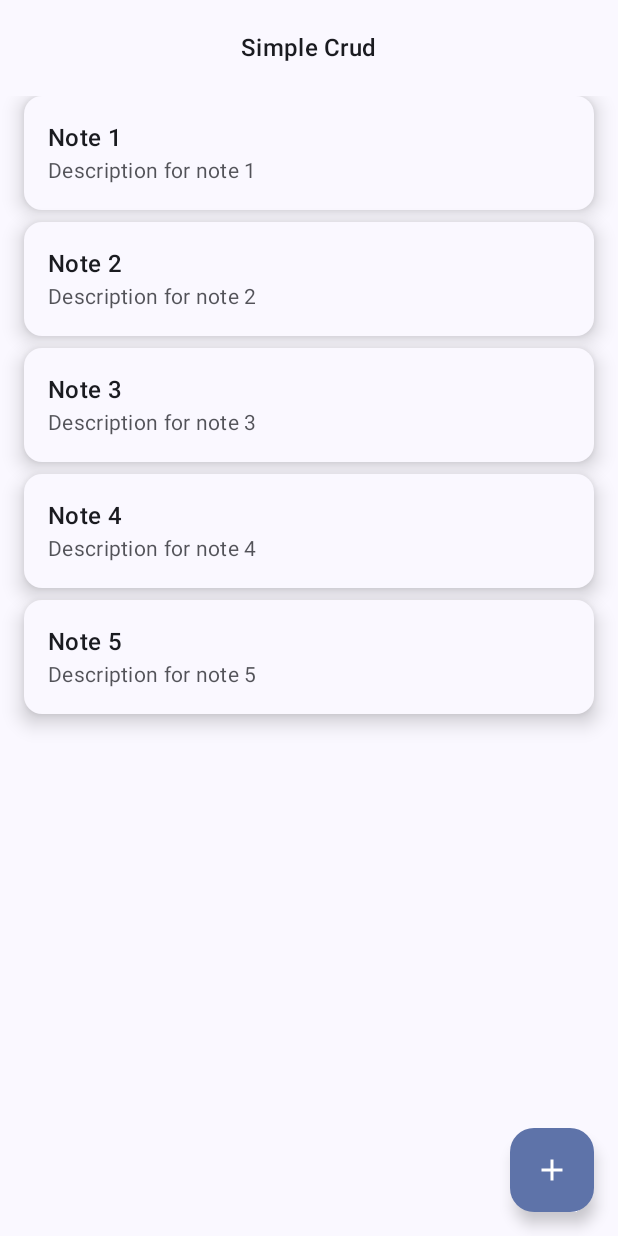
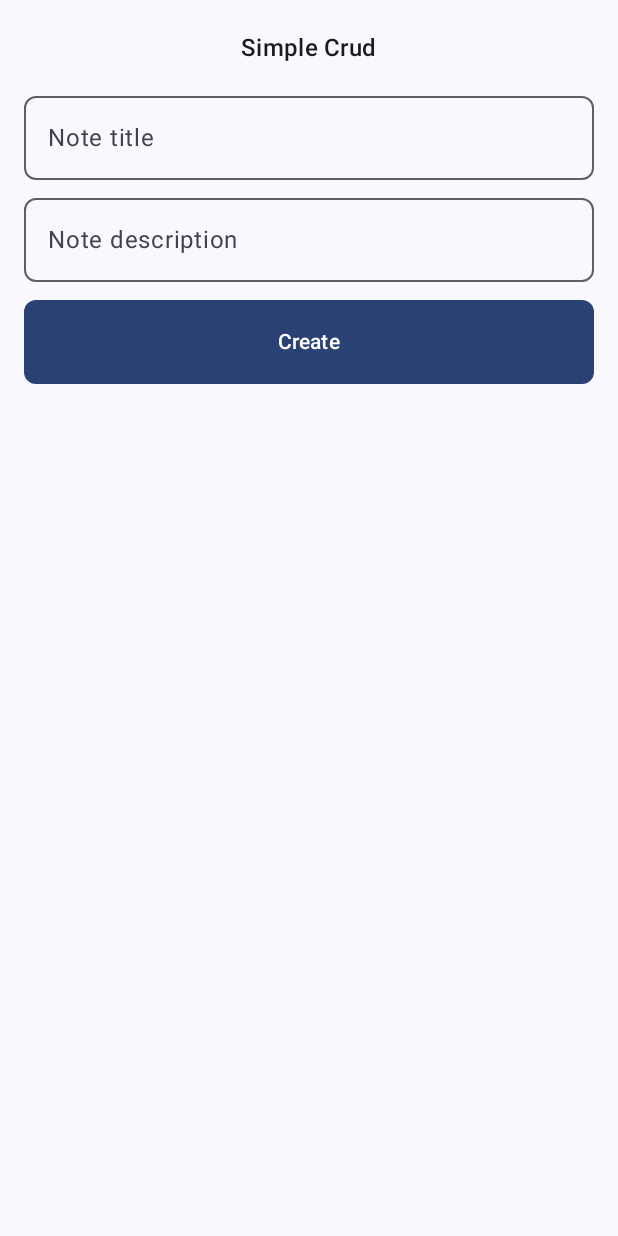
Before and after one commit to roblesdotdev/JetNotes, an Android app built with Jetpack Compose: the ListScreen screen opened through its navigation route, after a tap on "Add icon", on a phone screen of 412 x 824 dp. Run offline under Robolectric (Android 15) with nearby library versions, the phone set to English and light mode, and no system bars; our stand-ins replace Dagger/Hilt's generated code.

Commit message:
detail: presentation

```diff
--- a/app/src/main/java/com/roblesdotdev/jetnotes/home/data/repository/DefaultHomeRepository.kt
+++ b/app/src/main/java/com/roblesdotdev/jetnotes/home/data/repository/DefaultHomeRepository.kt
@@ -7,7 +7,7 @@ import kotlinx.coroutines.flow.flowOf
 
 class DefaultHomeRepository : HomeRepository {
     private val mockNotes = (1..5).map {
-        Note(title = "Note $it", description = "Description for note $it")
+        Note(id = "$it", title = "Note $it", description = "Description for note $it")
     }.toMutableList()
 
     override fun getAllNotes(): Flow<List<Note>> {
--- a/app/src/main/java/com/roblesdotdev/jetnotes/home/domain/models/Note.kt
+++ b/app/src/main/java/com/roblesdotdev/jetnotes/home/domain/models/Note.kt
@@ -1,6 +1,7 @@
 package com.roblesdotdev.jetnotes.home.domain.models
 
 data class Note(
+    val id: String,
     val title: String,
     val description: String
 )
--- a/app/src/main/java/com/roblesdotdev/jetnotes/home/presentation/list/components/EmptyListText.kt
+++ b/app/src/main/java/com/roblesdotdev/jetnotes/home/presentation/components/EmptyListText.kt
@@ -1,4 +1,4 @@
-package com.roblesdotdev.jetnotes.home.presentation.list.components
+package com.roblesdotdev.jetnotes.home.presentation.components
 
 import androidx.compose.foundation.clickable
 import androidx.compose.material3.Text
--- /dev/null
+++ b/app/src/main/java/com/roblesdotdev/jetnotes/home/presentation/components/NotesTopAppBar.kt
@@ -0,0 +1,16 @@
+package com.roblesdotdev.jetnotes.home.presentation.components
+
+import androidx.compose.material3.CenterAlignedTopAppBar
+import androidx.compose.material3.ExperimentalMaterial3Api
+import androidx.compose.material3.MaterialTheme
+import androidx.compose.material3.Text
+import androidx.compose.runtime.Composable
+import androidx.compose.ui.Modifier
+
+@OptIn(ExperimentalMaterial3Api::class)
+@Composable
+fun NotesTopAppBar(modifier: Modifier = Modifier) {
+    CenterAlignedTopAppBar(
+        title = { Text("Simple Crud", style = MaterialTheme.typography.titleMedium) },
+    )
+}
--- /dev/null
+++ b/app/src/main/java/com/roblesdotdev/jetnotes/home/presentation/detail/DetailScreen.kt
@@ -0,0 +1,85 @@
+package com.roblesdotdev.jetnotes.home.presentation.detail
+
+import androidx.compose.foundation.layout.Arrangement
+import androidx.compose.foundation.layout.Column
+import androidx.compose.foundation.layout.fillMaxWidth
+import androidx.compose.foundation.layout.height
+import androidx.compose.foundation.layout.padding
+import androidx.compose.foundation.shape.RoundedCornerShape
+import androidx.compose.material3.Button
+import androidx.compose.material3.MaterialTheme
+import androidx.compose.material3.OutlinedTextField
+import androidx.compose.material3.Scaffold
+import androidx.compose.material3.Text
+import androidx.compose.material3.TextButton
+import androidx.compose.runtime.Composable
+import androidx.compose.ui.Modifier
+import androidx.compose.ui.tooling.preview.Preview
+import androidx.compose.ui.unit.dp
+import androidx.hilt.navigation.compose.hiltViewModel
+import com.roblesdotdev.jetnotes.home.presentation.components.NotesTopAppBar
+import com.roblesdotdev.jetnotes.ui.theme.JetNotesTheme
+
+@Composable
+fun DetailScreen(
+    viewModel: DetailViewModel = hiltViewModel()
+) {
+    val state = viewModel.state
+
+    Scaffold(
+        topBar = {
+            NotesTopAppBar()
+        }
+    ) { innerPadding ->
+        Column(
+            modifier = Modifier
+                .padding(innerPadding)
+                .padding(horizontal = 16.dp),
+            verticalArrangement = Arrangement.spacedBy(12.dp)
+        ) {
+            OutlinedTextField(
+                modifier = Modifier.fillMaxWidth(),
+                placeholder = { Text("Note title") },
+                value = state.title,
+                onValueChange = { viewModel.onEvent(DetailEvent.OnChangeTitle(it)) },
+                shape = RoundedCornerShape(8.dp)
+            )
+            OutlinedTextField(
+                modifier = Modifier.fillMaxWidth(),
+                placeholder = { Text("Note description") },
+                value = state.description,
+                onValueChange = { viewModel.onEvent(DetailEvent.OnChangeDescription(it)) },
+                shape = RoundedCornerShape(8.dp)
+            )
+            Button(
+                onClick = { viewModel.onEvent(DetailEvent.OnSave) }, modifier = Modifier
+                    .fillMaxWidth()
+                    .height(56.dp),
+                shape = RoundedCornerShape(8.dp)
+            ) {
+                Text(if (state.id == null) "Create" else "Update")
+            }
+            if (state.id != null) {
+                TextButton(
+                    onClick = {},
+                    modifier = Modifier
+                        .fillMaxWidth()
+                        .height(56.dp)
+                ) {
+                    Text(
+                        text = "Delete",
+                        color = MaterialTheme.colorScheme.error
+                    )
+                }
+            }
+        }
+    }
+}
+
+@Preview(showBackground = true)
+@Composable
+private fun DetailScreenPreview() {
+    JetNotesTheme {
+        DetailScreen()
+    }
+}
--- /dev/null
+++ b/app/src/main/java/com/roblesdotdev/jetnotes/home/presentation/detail/DetailState.kt
@@ -0,0 +1,7 @@
+package com.roblesdotdev.jetnotes.home.presentation.detail
+
+data class DetailState(
+    val id: String? = null,
+    val title: String = "",
+    val description: String = ""
+)
--- /dev/null
+++ b/app/src/main/java/com/roblesdotdev/jetnotes/home/presentation/detail/DetailViewModel.kt
@@ -0,0 +1,44 @@
+package com.roblesdotdev.jetnotes.home.presentation.detail
+
+import androidx.compose.runtime.getValue
+import androidx.compose.runtime.mutableStateOf
+import androidx.compose.runtime.setValue
+import androidx.lifecycle.SavedStateHandle
+import androidx.lifecycle.ViewModel
+import androidx.navigation.toRoute
+import com.roblesdotdev.jetnotes.navigation.NavDestination
+import dagger.hilt.android.lifecycle.HiltViewModel
+import javax.inject.Inject
+
+@HiltViewModel
+class DetailViewModel @Inject constructor(
+    savedStateHandle: SavedStateHandle
+) : ViewModel() {
+    var state by mutableStateOf(DetailState())
+        private set
+
+    init {
+        val args = savedStateHandle.toRoute<NavDestination.Detail>()
+        state = state.copy(
+            id = args.id
+        )
+    }
+
+    fun onEvent(event: DetailEvent) {
+        when (event) {
+            is DetailEvent.OnChangeDescription -> {
+                state.copy(
+                    description = event.description
+                )
+            }
+
+            is DetailEvent.OnChangeTitle -> {
+                state.copy(
+                    title = event.title
+                )
+            }
+
+            DetailEvent.OnSave -> {}
+        }
+    }
+}
--- a/app/src/main/java/com/roblesdotdev/jetnotes/home/presentation/list/ListScreen.kt
+++ b/app/src/main/java/com/roblesdotdev/jetnotes/home/presentation/list/ListScreen.kt
@@ -1,5 +1,6 @@
 package com.roblesdotdev.jetnotes.home.presentation.list
 
+import androidx.compose.foundation.clickable
 import androidx.compose.foundation.layout.Arrangement
 import androidx.compose.foundation.layout.Column
 import androidx.compose.foundation.layout.PaddingValues
@@ -11,8 +12,6 @@ import androidx.compose.material.icons.Icons
 import androidx.compose.material.icons.filled.Add
 import androidx.compose.material3.Card
 import androidx.compose.material3.CardDefaults
-import androidx.compose.material3.CenterAlignedTopAppBar
-import androidx.compose.material3.ExperimentalMaterial3Api
 import androidx.compose.material3.FloatingActionButton
 import androidx.compose.material3.Icon
 import androidx.compose.material3.MaterialTheme
@@ -24,21 +23,21 @@ import androidx.compose.ui.text.style.TextOverflow
 import androidx.compose.ui.tooling.preview.Preview
 import androidx.compose.ui.unit.dp
 import androidx.hilt.navigation.compose.hiltViewModel
-import com.roblesdotdev.jetnotes.home.presentation.list.components.EmptyListText
+import com.roblesdotdev.jetnotes.home.presentation.components.EmptyListText
+import com.roblesdotdev.jetnotes.home.presentation.components.NotesTopAppBar
 import com.roblesdotdev.jetnotes.ui.theme.JetNotesTheme
 
-@OptIn(ExperimentalMaterial3Api::class)
 @Composable
-fun ListScreen(viewModel: ListViewModel = hiltViewModel(), onAddNote: () -> Unit) {
+fun ListScreen(viewModel: ListViewModel = hiltViewModel(), onNavigateToDetail: (String?) -> Unit) {
     val isEmpty = viewModel.state.notes.isEmpty()
     Scaffold(
         topBar = {
-            CenterAlignedTopAppBar(
-                title = { Text("Simple Crud", style = MaterialTheme.typography.titleMedium) },
-            )
+            NotesTopAppBar()
         },
         floatingActionButton = {
-            FloatingActionButton(onClick = onAddNote) {
+            FloatingActionButton(onClick = {
+                onNavigateToDetail(null)
+            }) {
                 Icon(imageVector = Icons.Default.Add, contentDescription = "Add icon")
             }
         }
@@ -52,12 +51,16 @@ fun ListScreen(viewModel: ListViewModel = hiltViewModel(), onAddNote: () -> Unit
         ) {
             if (isEmpty) {
                 item {
-                    EmptyListText(onClick = onAddNote)
+                    EmptyListText(onClick = {
+                        onNavigateToDetail(null)
+                    })
                 }
             }
             items(viewModel.state.notes) { note ->
                 Card(
-                    modifier = Modifier.fillMaxWidth(),
+                    modifier = Modifier.fillMaxWidth().clickable {
+                        onNavigateToDetail(note.id)
+                    },
                     colors = CardDefaults.cardColors(
                         containerColor = MaterialTheme.colorScheme.surface,
                     ),
@@ -87,6 +90,6 @@ fun ListScreen(viewModel: ListViewModel = hiltViewModel(), onAddNote: () -> Unit
 @Composable
 private fun ListScreenPreview() {
     JetNotesTheme {
-        ListScreen(onAddNote = {})
+        ListScreen(onNavigateToDetail = {})
     }
 }
--- a/app/src/main/java/com/roblesdotdev/jetnotes/navigation/DefaultNavHost.kt
+++ b/app/src/main/java/com/roblesdotdev/jetnotes/navigation/DefaultNavHost.kt
@@ -4,6 +4,8 @@ import androidx.compose.runtime.Composable
 import androidx.navigation.NavHostController
 import androidx.navigation.compose.NavHost
 import androidx.navigation.compose.composable
+import androidx.navigation.toRoute
+import com.roblesdotdev.jetnotes.home.presentation.detail.DetailScreen
 import com.roblesdotdev.jetnotes.home.presentation.list.ListScreen
 import com.roblesdotdev.jetnotes.onboarding.presentation.OnboardingScreen
 
@@ -23,9 +25,14 @@ fun DefaultNavHost(
         }
 
         composable<NavDestination.Home> {
-            ListScreen(onAddNote = {
-                // TODO: navigate to create note screen
+            ListScreen(onNavigateToDetail = { id ->
+                navController.navigate(NavDestination.Detail(id))
             })
+        }
+
+        composable<NavDestination.Detail> { backStackEntry ->
+            val detail = backStackEntry.toRoute<NavDestination.Detail>()
+            DetailScreen()
         }
     }
 }
--- a/app/src/main/java/com/roblesdotdev/jetnotes/navigation/NavDestination.kt
+++ b/app/src/main/java/com/roblesdotdev/jetnotes/navigation/NavDestination.kt
@@ -8,4 +8,7 @@ sealed class NavDestination {
 
     @Serializable
     object Home: NavDestination()
+
+    @Serializable
+    data class Detail(val id: String? = null) : NavDestination()
 }
```
Also changed, not shown: app/src/main/java/com/roblesdotdev/jetnotes/home/presentation/detail/DetailEvent.kt (added, +7 -0 lines).
